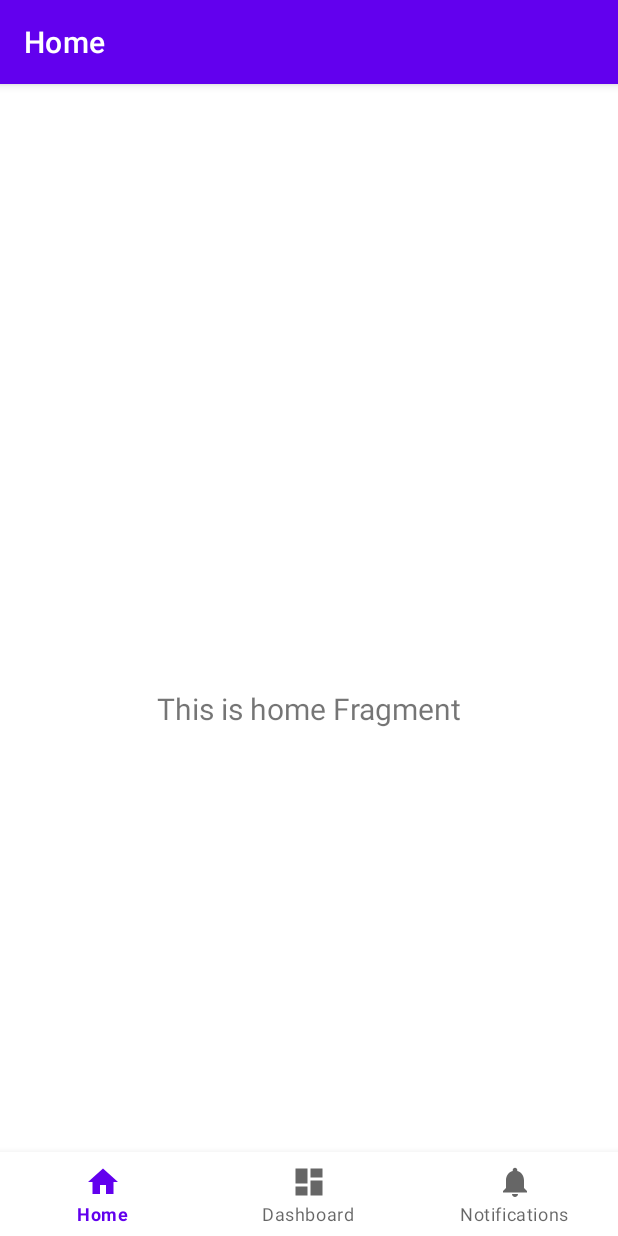
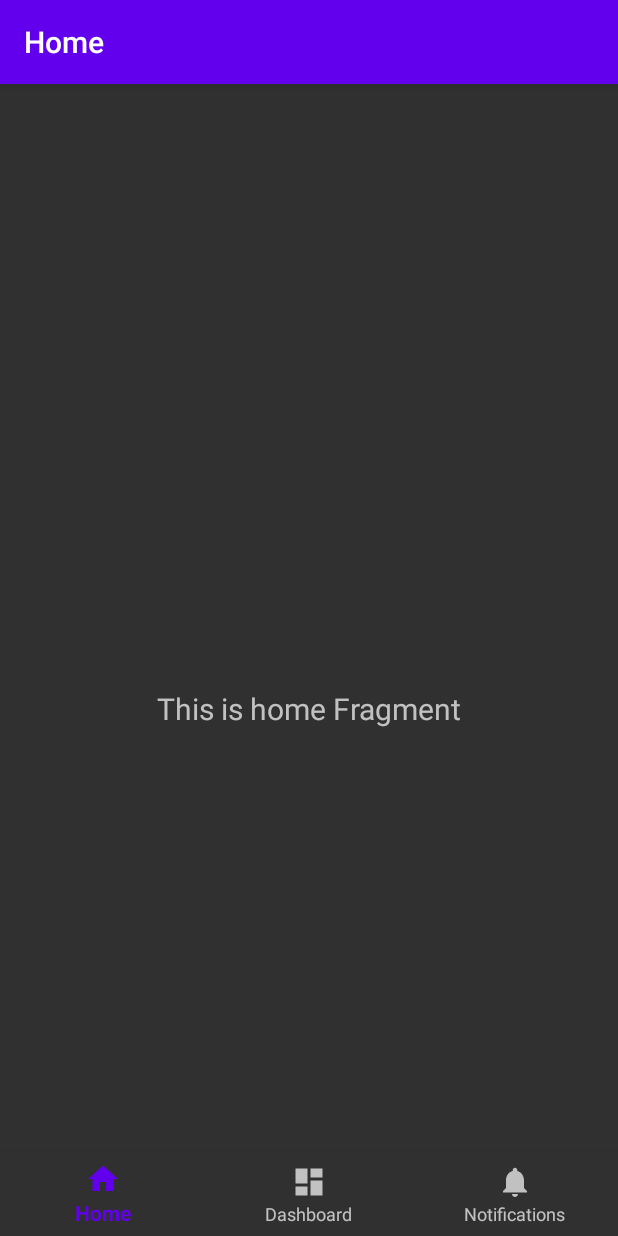
Before and after one commit to rtsketo/surprize-sdk-test, an Android app: the screen it shows after launch (MainActivity), on a phone screen of 412 x 824 dp. Run offline under Robolectric (Android 15) with nearby library versions, the phone set to English and light mode, and no system bars; our stand-ins replace navigation-ui; libraries missing offline, so code that uses them is left out: com.axiomc.sdk; 1 statement that could not run was skipped.

Commit message:
Change theme to `Theme.MaterialComponents.Bridge`

```diff
--- a/app/src/main/res/values/themes.xml
+++ b/app/src/main/res/values/themes.xml
@@ -1,6 +1,6 @@
 <resources xmlns:tools="http://schemas.android.com/tools">
   <!-- Base application theme. -->
-  <style name="Theme.Bottomnavtest" parent="Theme.MaterialComponents.DayNight.DarkActionBar">
+  <style name="Theme.Bottomnavtest" parent="Theme.MaterialComponents.Bridge">
     <!-- Primary brand color. -->
     <item name="colorPrimary">@color/purple_500</item>
     <item name="colorPrimaryVariant">@color/purple_700</item>
--- a/settings.gradle.kts
+++ b/settings.gradle.kts
@@ -1,3 +1,5 @@
+import org.gradle.api.initialization.resolve.RepositoriesMode.FAIL_ON_PROJECT_REPOS
+
 pluginManagement {
   repositories {
     google {
@@ -12,9 +14,10 @@ pluginManagement {
   }
 }
 dependencyResolutionManagement {
-  repositoriesMode.set(RepositoriesMode.FAIL_ON_PROJECT_REPOS)
+  repositoriesMode.set(FAIL_ON_PROJECT_REPOS)
   repositories {
     google()
+    mavenLocal()
     mavenCentral()
     maven { url = uri("https://jitpack.io") }
     maven {
```
